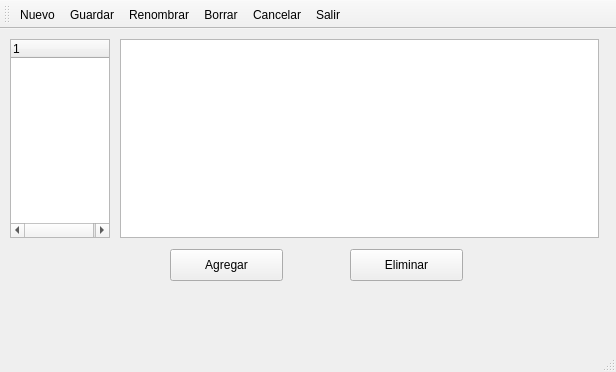
Old version of the form ProfileEditor/mainwindow.ui in the repository fmbi1984/ProfileEditor.
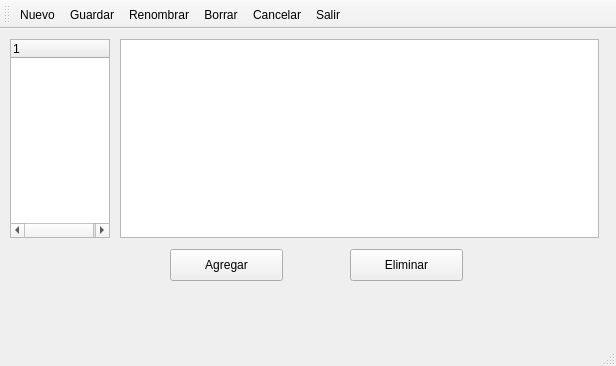
New version of the form. Icons and pictures are not drawn.

Patch:
```diff
--- a/ProfileEditor/mainwindow.ui
+++ b/ProfileEditor/mainwindow.ui
@@ -7,7 +7,7 @@
     <x>0</x>
     <y>0</y>
     <width>616</width>
-    <height>372</height>
+    <height>366</height>
    </rect>
   </property>
   <property name="windowTitle">
```
